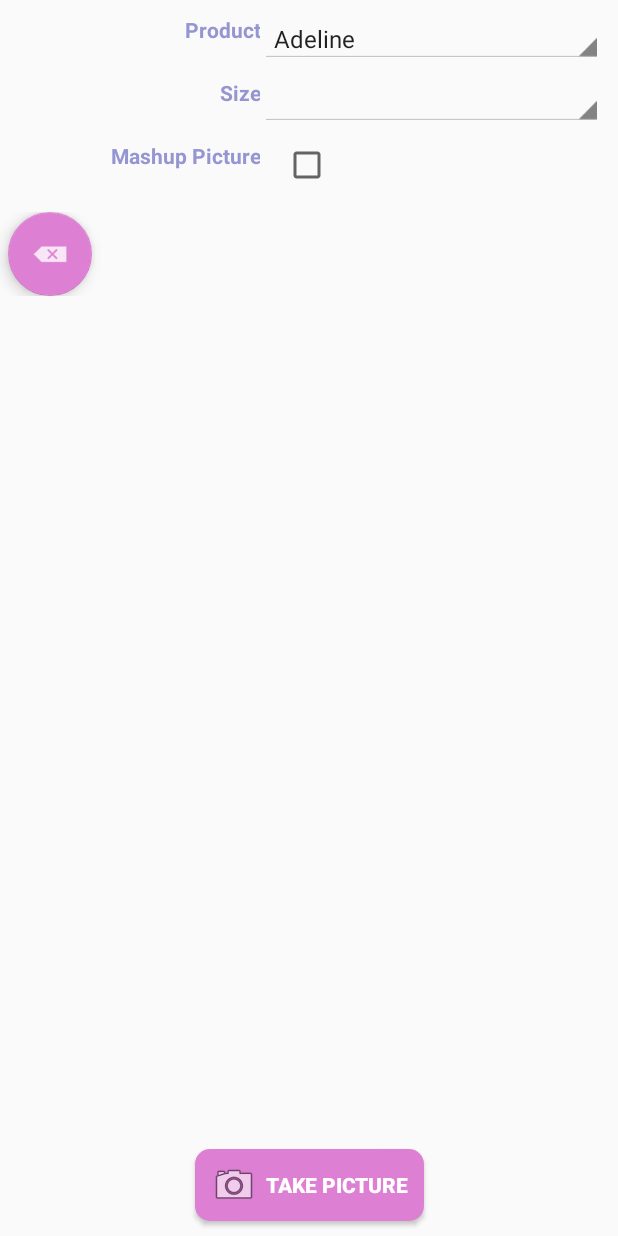
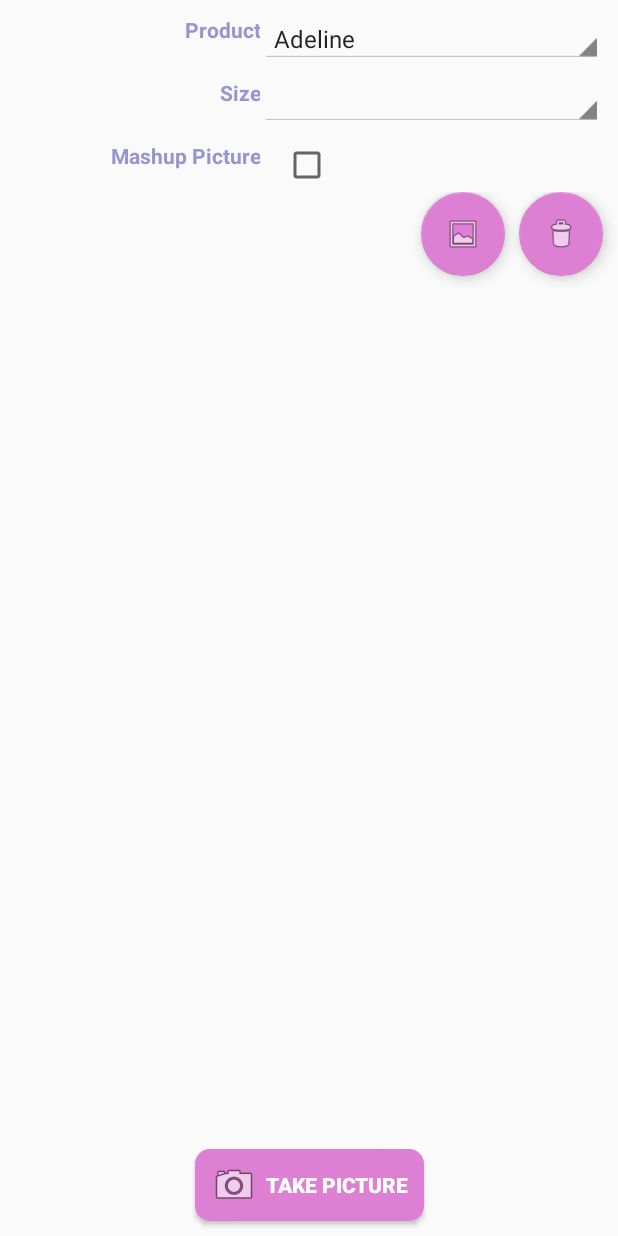
Before and after one commit to ryanfetz/LuLaRoeImageCapture, an Android app: the layout content_main.xml on its own in the app's theme, with its tools: preview values and no code run, on a phone screen of 412 x 824 dp. Run offline under Robolectric (Android 15) with nearby library versions, the phone set to English and light mode, and no system bars.

Commit message:
Adding more features

```diff
--- a/app/src/main/AndroidManifest.xml
+++ b/app/src/main/AndroidManifest.xml
@@ -2,7 +2,7 @@
 <manifest xmlns:android="http://schemas.android.com/apk/res/android"
     package="com.lularoe.erinfetz.imagecapture">
 
-    <uses-feature android:name="android.hardware.camera" />
+    <uses-feature android:name="android.hardware.camera" android:required="true"/>
     <uses-permission android:name="android.permission.WRITE_EXTERNAL_STORAGE" />
     <uses-permission android:name="android.permission.WRITE_INTERNAL_STORAGE" />
     <uses-permission android:name="android.permission.READ_EXTERNAL_STORAGE" />
--- a/app/src/main/java/com/lularoe/erinfetz/imagecapture/Products.java
+++ b/app/src/main/java/com/lularoe/erinfetz/imagecapture/Products.java
@@ -21,7 +21,7 @@ public class Products {
 
     @NonNull
     private List<String> arrayResource(int id){
-        return Arrays.asList(resources.getStringArray(id));
+        return Lists.newArrayList(resources.getStringArray(id));
     }
     @NonNull
     private String stringResource(int id){
--- a/app/src/main/res/layout/content_main.xml
+++ b/app/src/main/res/layout/content_main.xml
@@ -87,7 +87,7 @@
         <TableRow
             android:layout_width="match_parent"
             android:layout_height="match_parent"
-            android:paddingBottom="10dp">
+            android:paddingBottom="2dp">
 
             <TextView
                 android:id="@+id/textView3"
@@ -118,30 +118,47 @@
     <android.support.constraint.ConstraintLayout
         android:id="@+id/imageLayout"
         android:layout_width="0dp"
-        android:layout_height="wrap_content"
-        android:layout_marginTop="5dp"
-        android:orientation="vertical"
+        android:layout_height="0dp"
         app:layout_constraintLeft_toLeftOf="parent"
         app:layout_constraintRight_toRightOf="parent"
-        app:layout_constraintTop_toBottomOf="@+id/selectionLayout">
+        app:layout_constraintTop_toBottomOf="@+id/selectionLayout"
+        app:layout_constraintBottom_toTopOf="@+id/takePicture">
+
+        <android.support.design.widget.FloatingActionButton
+            android:id="@+id/acceptPicture"
+            android:layout_width="0dp"
+            android:layout_height="wrap_content"
+            android:layout_weight="1"
+            app:layout_constraintTop_toTopOf="parent"
+            app:layout_constraintRight_toRightOf="parent"
+            android:layout_marginRight="75dp"
+            app:srcCompat="@android:drawable/ic_menu_gallery"/>
+
+        <android.support.design.widget.FloatingActionButton
+            android:id="@+id/deletePicture"
+            android:layout_width="0dp"
+            android:layout_height="wrap_content"
+            android:layout_weight="1"
+            app:layout_constraintTop_toTopOf="parent"
+            app:layout_constraintRight_toRightOf="parent"
+            android:layout_marginRight="10dp"
+            app:srcCompat="@android:drawable/ic_menu_delete"/>
 
         <ImageView
             android:id="@+id/imageView1"
-            android:layout_width="wrap_content"
-            android:layout_height="wrap_content"
+            android:layout_width="0dp"
+            android:layout_height="0dp"
+            android:layout_marginTop="5dp"
+            android:layout_marginRight="5dp"
+            android:layout_marginBottom="5dp"
+            android:layout_marginLeft="5dp"
             android:visibility="visible"
+            app:layout_constraintTop_toBottomOf="@+id/deletePicture"
             app:layout_constraintLeft_toLeftOf="parent"
-            app:layout_constraintTop_toTopOf="parent" />
-
-        <android.support.design.widget.FloatingActionButton
-            android:id="@+id/deletePicture"
-            android:layout_width="wrap_content"
-            android:layout_height="wrap_content"
-            android:layout_marginLeft="5dp"
+            app:layout_constraintRight_toRightOf="parent"
+            app:layout_constraintBottom_toBottomOf="parent"
             android:layout_marginStart="5dp"
-            app:layout_constraintLeft_toRightOf="@+id/imageView1"
-            app:layout_constraintTop_toTopOf="parent"
-            app:srcCompat="@android:drawable/ic_input_delete" />
+            android:layout_marginEnd="5dp"/>
 
     </android.support.constraint.ConstraintLayout>
 
--- a/app/src/main/res/values/strings.xml
+++ b/app/src/main/res/values/strings.xml
@@ -2,6 +2,9 @@
     <string name="app_name">LuLaRoe Image Maker</string>
     <string name="action_settings">Settings</string>
     <string name="action_about">About</string>
+
+
+    <string name="album_name">LuLaRoeProductImages</string>
 
     <string name="action_TakePicture">Take Picture</string>
     <string name="action_TakeOutfitPicture">Outfit Picture</string>
--- a/app/src/main/res/xml/file_paths.xml
+++ b/app/src/main/res/xml/file_paths.xml
@@ -1,4 +1,5 @@
 <?xml version="1.0" encoding="utf-8"?>
 <paths xmlns:android="http://schemas.android.com/apk/res/android">
-    <external-path name="my_images" path="Android/data/com.lularoe.erinfetz.imagecapture/files/LuLaRoeProductImages" />
+    <external-path name="external_images" path="Android/data/com.lularoe.erinfetz.imagecapture/files/LuLaRoeProductImages/" />
+    <files-path name="internal_images" path="images/" />
 </paths>
```
Also changed, not shown: app/src/main/java/com/lularoe/erinfetz/imagecapture/BitmapUtils.java (added, +85 -0 lines), app/src/main/java/com/lularoe/erinfetz/imagecapture/InventoryImageMaker.java (+21 -6 lines), app/src/main/java/com/lularoe/erinfetz/imagecapture/MainActivity.java (+101 -18 lines), app/src/main/java/com/lularoe/erinfetz/imagecapture/ProductSizeBubbles.java (+13 -7 lines).
